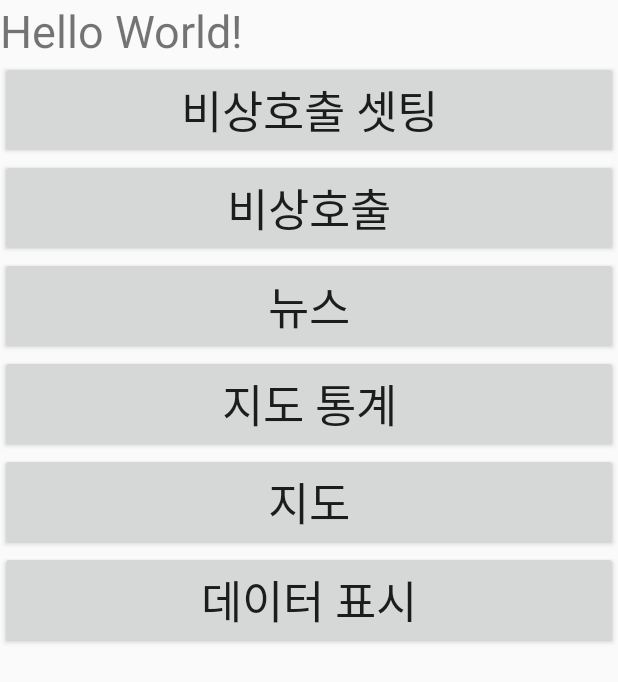
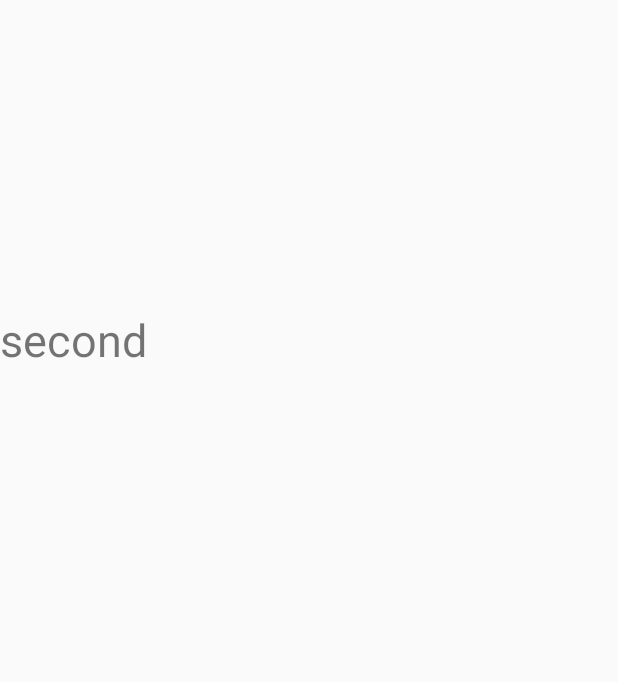
Before and after one commit to enaenen/AntyBeety2, an Android app: the fragment FragmentPrototype shown on its own in the app's theme, on a phone screen of 412 x 824 dp. Shown: the top 682 px of the screen. Run offline under Robolectric (Android 15) with nearby library versions, the phone set to English and light mode, and no system bars; libraries missing offline, so code that uses them is left out: com.skt; 4 statements that could not run were skipped.

```diff
--- a/app/src/main/java/com/example/thingbee_android/FragmentMap.java
+++ b/app/src/main/java/com/example/thingbee_android/FragmentMap.java
@@ -78,7 +78,7 @@ public class FragmentMap extends Fragment implements TMapGpsManager.onLocationCh
     public static final int REQUEST_ACCESS_FINE_LOCATION = 1000;
     public static final int SEARCH_PATH_ACITIVITY = 1;
     public static final int SEARCH_ONE_ACTIVITY =2;
-    private FacilityAnimator animator ;
+    private FacilityAnimator animator;
 
     // OnBackKeyPressedListener 인터페이스를 저장할 stack 만들기
 //    public Stack<OnBackKeyPressedListener> mFragmentBackStack = new Stack<>();
--- a/app/src/main/java/com/example/thingbee_android/FragmentPrototype.java
+++ b/app/src/main/java/com/example/thingbee_android/FragmentPrototype.java
@@ -1,9 +1,12 @@
 package com.example.thingbee_android;
 
 
+import android.content.Context;
 import android.content.Intent;
 import android.content.IntentFilter;
 import android.content.SharedPreferences;
+import android.graphics.Bitmap;
+import android.location.Location;
 import android.os.Bundle;
 
 import androidx.fragment.app.Fragment;
@@ -14,22 +17,24 @@ import android.view.LayoutInflater;
 import android.view.View;
 import android.view.ViewGroup;
 import android.widget.Button;
+import android.widget.LinearLayout;
 import android.widget.TextView;
 import android.widget.Toast;
+
+import com.skt.Tmap.TMapGpsManager;
+import com.skt.Tmap.TMapView;
 
 
 /**
  * A simple {@link Fragment} subclass.
  */
-public class FragmentPrototype extends Fragment {
+public class FragmentPrototype extends Fragment implements TMapGpsManager.onLocationChangedCallback {
 
-    //비상호출
-    private boolean emActive;
-    private long pressedTime = 0;
 
-    private SharedPreferences sharedPreferences;
+    private TMapView tMapView;
+    private Bitmap bitmap;
 
-    private static int counter;
+    private TMapGpsManager gps; // 현재 위치 gps
 
     public FragmentPrototype() {
         // Required empty public constructor
@@ -39,25 +44,17 @@ public class FragmentPrototype extends Fragment {
     @Override
     public View onCreateView(LayoutInflater inflater, ViewGroup container,
                              Bundle savedInstanceState) {
-        View view =inflater.inflate(R.layout.fragment_prototype, container, false);
+        ViewGroup view = (ViewGroup) inflater.inflate(R.layout.fragment_prototype, container, false);
+        LinearLayout relativeLayout = view.findViewById(R.id.linearLayoutTmap);
+        tMapView = new TMapView(this.getContext());  // 지도 생성
+//        tMapView.setUserScrollZoomEnable(true);
+        tMapView.setSKTMapApiKey(getString(R.string.tMapKey));
+        relativeLayout.addView(tMapView); // 화면에 지도 추가
+        tMapView.setIconVisibility(false);
 
-        //비상호출 셋팅에서 설정했던 값을 읽어오기 위한 SharedPreference 설정
-        // sharedPreferences = getSharedPreferences(SHARED_PREFS, MODE_PRIVATE);
-        // editor = sharedPreferences.edit();
-        sharedPreferences = PreferenceManager.getDefaultSharedPreferences(getContext());
-        boolean mapbtn = sharedPreferences.getBoolean("btn_maps", false);
-        boolean newsbtn = sharedPreferences.getBoolean("btn_news", false);
-        boolean statsbtn = sharedPreferences.getBoolean("btn_stats", false);
-        boolean pathbtn = sharedPreferences.getBoolean("btn_path", false);
-        emActive = sharedPreferences.getBoolean("emergency", false);
+//        tMapView.setCenterPoint( 126.985302, 37.570841 ); // 지도 중심 화면 조정
+        return view;
 
-        //리시버
-        IntentFilter filter = new IntentFilter(Intent.ACTION_SCREEN_ON);
-        filter.addAction(Intent.ACTION_SCREEN_OFF);
-        filter.addAction(Intent.ACTION_USER_PRESENT);
-
-
-        return view;
     }
 
     public void onClick(View view) {
@@ -65,45 +62,12 @@ public class FragmentPrototype extends Fragment {
             case R.id.buttonSettings:
                 startActivity(new Intent(getContext(), SettingsActivity.class));
                 break;
-            case R.id.buttonFakeCall:
-                startActivity(new Intent(getContext(), FakeCall.class));
-                break;
-            case R.id.buttonNews:
-                startActivity(new Intent(getContext(), NewsActivity.class));
-                break;
-            case R.id.buttonStats:
-                startActivity(new Intent(getContext(), StatsActivity.class));
-                break;
-            case R.id.buttonMaps:
-                startActivity(new Intent(getContext(), MapMain.class));
-                break;
         }
     }
 
-    //볼륨 다운 버튼 3번을 눌렀을때 비상호출 작동
-    public boolean onKeyDown(int keyCode, KeyEvent event) {
-        int nowTime;
-        if (emActive) {
-            counter++;
-            if (pressedTime == 0) {//현재 누른시간이 없다는것==버튼을 첫번째로 누른다는것
-                pressedTime = System.currentTimeMillis();
-            } else {//버튼이 누르는게 첫번째가 아니라면
-                nowTime = (int) (System.currentTimeMillis() - pressedTime);//지금 누른시간-맨처음버튼누른시간
-                //빼서 2초안에 다시 누른거면 인정 2초안에 누른게 아니라면 초기화
-                if (nowTime < 2000 && counter >= 3) {//2초안에 3번 볼륨다운을 눌렀을때
-                    startActivity(new Intent(getContext(), FakeCall.class));
-                    pressedTime = 0;
-                    counter = 0;
-                }else if((counter>1 )&& (nowTime<2000)){//2초안에 눌렀지만 두번눌렀을때
 
-                }else {//시간초과되었을때
-                    pressedTime = 0;
-                    counter = 0;
-                }
-            }
-        }
-        System.out.println(counter);
-        return true;
+    @Override
+    public void onLocationChange(Location location) {
+
     }
-
 }
--- a/app/src/main/java/com/example/thingbee_android/TabViewAdapter.java
+++ b/app/src/main/java/com/example/thingbee_android/TabViewAdapter.java
@@ -29,11 +29,9 @@ public class TabViewAdapter extends FragmentPagerAdapter {
             case 1:
                 FragmentSettings tab4 = new FragmentSettings();
             return tab4;
-            case 2:
+            default:
                 FragmentPrototype tab5 = new FragmentPrototype();
                 return tab5;
-            default:
-                return null;
         }
     }
 
--- a/app/src/main/res/layout/fragment_prototype.xml
+++ b/app/src/main/res/layout/fragment_prototype.xml
@@ -1,73 +1,33 @@
 <?xml version="1.0" encoding="utf-8"?>
-<FrameLayout xmlns:android="http://schemas.android.com/apk/res/android"
+<LinearLayout xmlns:android="http://schemas.android.com/apk/res/android"
     xmlns:tools="http://schemas.android.com/tools"
     android:layout_width="match_parent"
     android:layout_height="match_parent"
+    android:orientation="vertical"
     tools:context=".FragmentPrototype">
 
-    <!-- TODO: Update blank fragment layout -->
-    <LinearLayout xmlns:android="http://schemas.android.com/apk/res/android"
-        xmlns:tools="http://schemas.android.com/tools"
+    <LinearLayout
         android:layout_width="match_parent"
         android:layout_height="match_parent"
-        xmlns:app="http://schemas.android.com/apk/res-auto"
-        tools:context=".MainActivity"
+        android:layout_weight="3"
         android:orientation="vertical">
 
-        <!--    <fragment
-                android:id="@+id/menu_topbar"
-                android:name="com.example.thingbee_android.MenuTopbar"
-                android:layout_width="match_parent"
-                android:layout_height="wrap_content" />-->
-
+        <LinearLayout
+            android:id="@+id/linearLayoutTmap"
+            android:layout_width="match_parent"
+            android:layout_height="match_parent"
+            android:orientation="vertical">
+        </LinearLayout>
+    </LinearLayout>
+    <LinearLayout
+        android:layout_width="match_parent"
+        android:layout_height="match_parent"
+        android:layout_weight="1">
         <TextView
-            android:id="@+id/textView"
-            android:layout_width="wrap_content"
-            android:layout_height="wrap_content"
-            android:text="Hello World!"
-            android:textSize="30sp" />
-        <Button
             android:layout_width="match_parent"
-            android:layout_height="wrap_content"
-            android:onClick="onClick"
-            android:text="비상호출 셋팅"
-            android:id="@+id/buttonSettings"
-            android:textSize="30sp"/>
-        <Button
-            android:layout_width="match_parent"
-            android:layout_height="wrap_content"
-            android:onClick="onClick"
-            android:text="비상호출"
-            android:id="@+id/buttonFakeCall"
-            android:textSize="30sp"/>
-        <Button
-            android:layout_width="match_parent"
-            android:layout_height="wrap_content"
-            android:onClick="onClick"
-            android:text="뉴스"
-            android:id="@+id/buttonNews"
-            android:textSize="30sp"/>
-        <Button
-            android:layout_width="match_parent"
-            android:layout_height="wrap_content"
-            android:onClick="onClick"
-            android:text="지도 통계"
-            android:id="@+id/buttonStats"
-            android:textSize="30sp"/>
-        <Button
-            android:layout_width="match_parent"
-            android:layout_height="wrap_content"
-            android:onClick="onClick"
-            android:text="지도"
-            android:id="@+id/buttonMaps"
-            android:textSize="30sp"/>
-        <Button
-            android:layout_width="match_parent"
-            android:layout_height="wrap_content"
-            android:onClick="onClick"
-            android:text="데이터 표시"
-            android:id="@+id/buttonSubmit"
-            android:textSize="30sp"/>
+            android:layout_height="match_parent"
+            android:textSize="30sp"
+            android:text="second"
+            />
     </LinearLayout>
-
-</FrameLayout>
+</LinearLayout>
```
Also changed, not shown: app/src/main/java/com/example/thingbee_android/MainActivity.java (+1 -17 lines).
